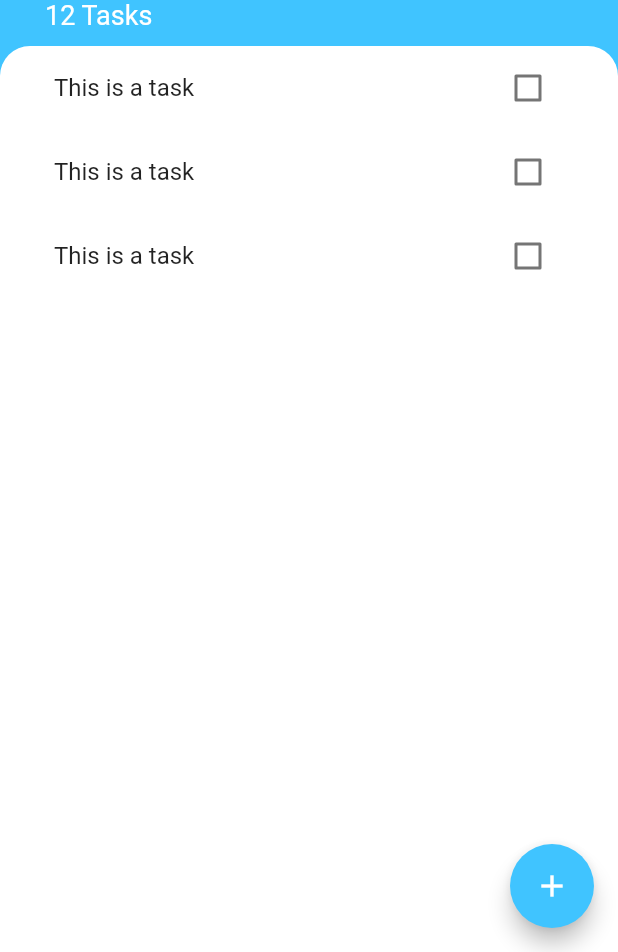
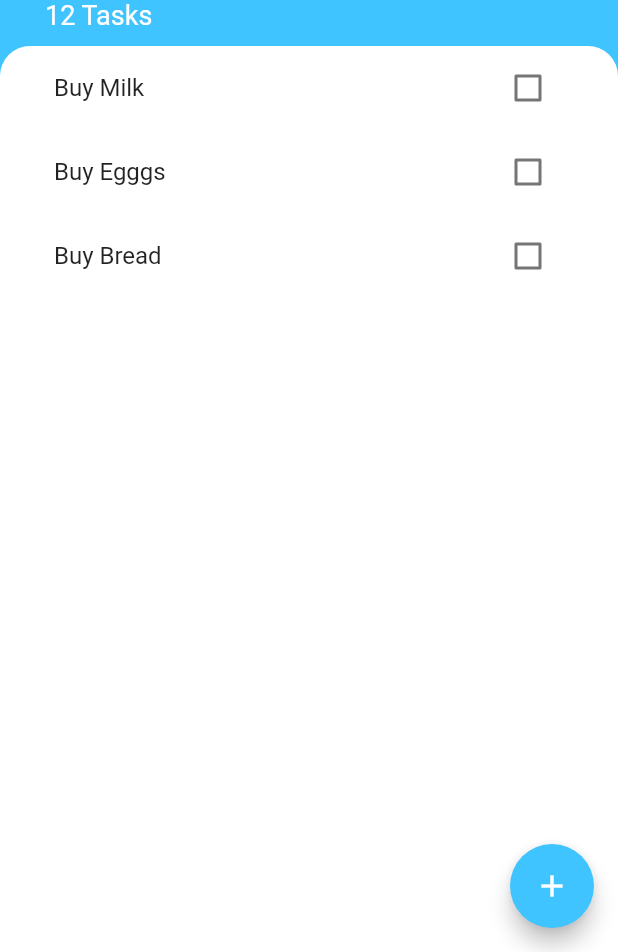
Before and after one commit to najmulmyself/todoyee, a Flutter app: the screen it shows after launch, on a phone screen of 412 x 824 dp, the part 284-1236 px from its top. Run offline on Flutter 3.47's test engine with Material 2 defaults, Android fonts, the phone set to English and light mode, and no system bars.

Commit message:
added listviewbuilder and task class

```diff
--- /dev/null
+++ b/lib/models/task.dart
@@ -0,0 +1,10 @@
+class Task {
+  String? title;
+
+  bool isDone;
+  Task({this.title, this.isDone = false});
+
+  void toggleDone() {
+    isDone = !isDone;
+  }
+}
--- a/lib/widget/task_list.dart
+++ b/lib/widget/task_list.dart
@@ -1,20 +1,45 @@
 import 'package:flutter/material.dart';
+import 'package:todoyee/models/task.dart';
 import 'package:todoyee/widget/task_tile.dart';
 
-class TaskList extends StatelessWidget {
+class TaskList extends StatefulWidget {
   const TaskList({
     Key? key,
   }) : super(key: key);
 
   @override
+  State<TaskList> createState() => _TaskListState();
+}
+
+class _TaskListState extends State<TaskList> {
+  List<Task> tasks = [
+    Task(
+      title: 'Buy Milk',
+      isDone: false,
+    ),
+    Task(
+      title: 'Buy Egggs',
+      isDone: false,
+    ),
+    Task(
+      title: 'Buy Bread',
+      isDone: false,
+    ),
+  ];
+  @override
   Widget build(BuildContext context) {
-    return ListView(
-      children: [
-        TaskTile(),
-        TaskTile(),
-        TaskTile(),
-
-      ],
-    );
+    return ListView.builder(
+        itemBuilder: (context, index) {
+          return TaskTile(
+            taskTitle: tasks[index].title,
+            isChecked: tasks[index].isDone,
+            checkBoxCallback: (bool? checkboxState) {
+              setState(() {
+                tasks[index].toggleDone();
+              });
+            },
+          );
+        },
+        itemCount: tasks.length);
   }
 }
--- a/lib/widget/task_tile.dart
+++ b/lib/widget/task_tile.dart
@@ -1,43 +1,24 @@
 import 'package:flutter/material.dart';
 
-class TaskTile extends StatefulWidget {
-  @override
-  State<TaskTile> createState() => _TaskTileState();
-}
+class TaskTile extends StatelessWidget {
+  final bool ? isChecked;
+  final String? taskTitle;
+  final Function(bool?)? checkBoxCallback;
 
-class _TaskTileState extends State<TaskTile> {
-  bool isChecked = false;
-  void funcCallback(bool ?value) {
-    setState(() {
-      isChecked = value!;
-    });
-  }
+  TaskTile({this.isChecked, this.taskTitle, this.checkBoxCallback});
+
 
   @override
   Widget build(BuildContext context) {
     return ListTile(
       title: Text(
-        'This is a task',
+        taskTitle!,
         style: TextStyle(
-            decoration: isChecked ? TextDecoration.lineThrough : null),
+            decoration: isChecked! ? TextDecoration.lineThrough : null),
       ),
-      trailing: TaskCheckBox(
-        checkBoxState: isChecked,
-        toggleCheckBoxState: funcCallback,
-      ),
-    );
-  }
-}
-
-class TaskCheckBox extends StatelessWidget {
-  final bool? checkBoxState;
-  Function(bool?) ? toggleCheckBoxState;
-  TaskCheckBox({this.checkBoxState, this.toggleCheckBoxState});
-  @override
-  Widget build(BuildContext context) {
-    return Checkbox(
+      trailing: Checkbox(
       activeColor: Colors.blueAccent,
-      value: checkBoxState,
+      value: isChecked,
       // onChanged: (value) {
       //   // THIS VALUE WILL CHANGE EVERYTIME WHEN USER CLICK ON BUTTON
       //   // setState(
@@ -47,7 +28,15 @@ class TaskCheckBox extends StatelessWidget {
       //   // );
 
       // },
-      onChanged: toggleCheckBoxState,
+      onChanged: checkBoxCallback,
+    ),
     );
   }
 }
+
+
+// void funcCallback(bool ?value) {
+//     setState(() {
+//       isChecked = value!;
+//     });
+//   }
```
